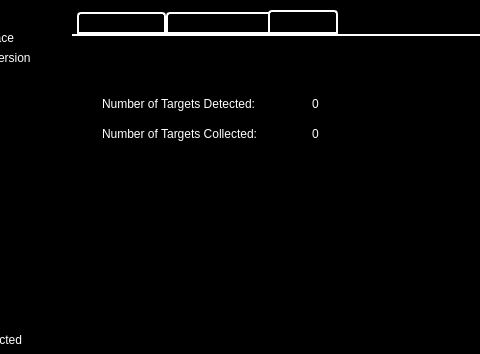
BCLab-UNM/SwarmathonIV-Cabrillo-Public, file src/rover_gui_plugin.ui: the form before one commit; both pictures show x 88 to 568 and y 0 to 354 of the 1024 by 725 pixel window.
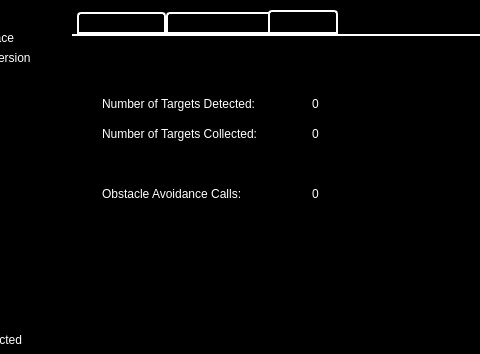
The form after the commit. The open tabs and pages were chosen to show the change. Icons and pictures are not drawn. Custom widgets are drawn as their Qt base class.

Commit message:
Texture combobox fix and added Obstacle contact count.
Fixed the appearance of the texture selection comobox. Hack solution.
Added count of the number of times the rovers reported an obstacle to the task status page.

Patch:
```diff
--- a/src/rover_gui_plugin.ui
+++ b/src/rover_gui_plugin.ui
@@ -1796,6 +1796,32 @@
       <string>&lt;html&gt;&lt;head/&gt;&lt;body&gt;&lt;p&gt;&lt;span style=&quot; color:#ffffff;&quot;&gt;0&lt;/span&gt;&lt;/p&gt;&lt;/body&gt;&lt;/html&gt;</string>
      </property>
     </widget>
+    <widget class="QLabel" name="label_9">
+     <property name="geometry">
+      <rect>
+       <x>30</x>
+       <y>150</y>
+       <width>181</width>
+       <height>17</height>
+      </rect>
+     </property>
+     <property name="text">
+      <string>&lt;html&gt;&lt;head/&gt;&lt;body&gt;&lt;p&gt;&lt;span style=&quot; color:#fefefe;&quot;&gt;Obstacle Avoidance Calls:&lt;/span&gt;&lt;/p&gt;&lt;/body&gt;&lt;/html&gt;</string>
+     </property>
+    </widget>
+    <widget class="QLabel" name="perc_of_time_avoiding_obstacles">
+     <property name="geometry">
+      <rect>
+       <x>240</x>
+       <y>150</y>
+       <width>67</width>
+       <height>17</height>
+      </rect>
+     </property>
+     <property name="text">
+      <string>&lt;html&gt;&lt;head/&gt;&lt;body&gt;&lt;p&gt;&lt;span style=&quot; color:#ffffff;&quot;&gt;0&lt;/span&gt;&lt;/p&gt;&lt;/body&gt;&lt;/html&gt;</string>
+     </property>
+    </widget>
    </widget>
   </widget>
   <widget class="QTextBrowser" name="log">
```
Left out of the diff: 10 changed lines with no effect on the pictures. The commit also changes 2 other files.
